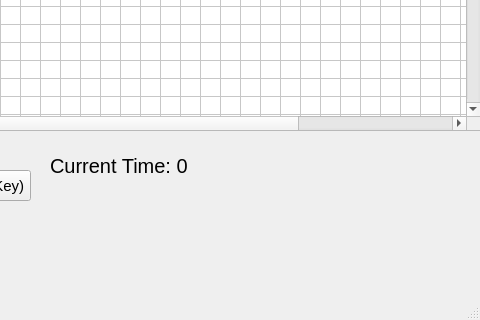
Before: the Qt Designer form maze-game-gui.ui in cmaul25/CIST-1620-Final-Project-2, drawn with Qt 5; both pictures show x 720 to 1200 and y 480 to 800 of the 1200 by 800 pixel window.
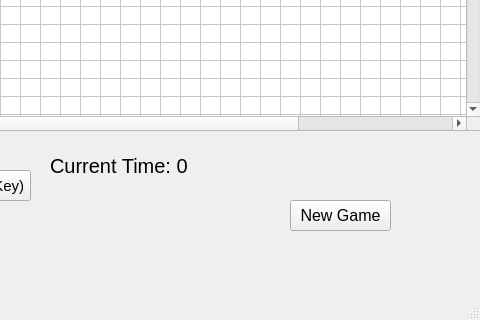
After: the same form once the commit is applied.

```diff
--- a/maze-game-gui.ui
+++ b/maze-game-gui.ui
@@ -342,6 +342,24 @@
      <string>Current Time: 0</string>
     </property>
    </widget>
+   <widget class="QPushButton" name="NewGame">
+    <property name="geometry">
+     <rect>
+      <x>1010</x>
+      <y>680</y>
+      <width>101</width>
+      <height>31</height>
+     </rect>
+    </property>
+    <property name="font">
+     <font>
+      <pointsize>12</pointsize>
+     </font>
+    </property>
+    <property name="text">
+     <string>New Game</string>
+    </property>
+   </widget>
   </widget>
   <widget class="QMenuBar" name="menubar">
    <property name="geometry">
```
